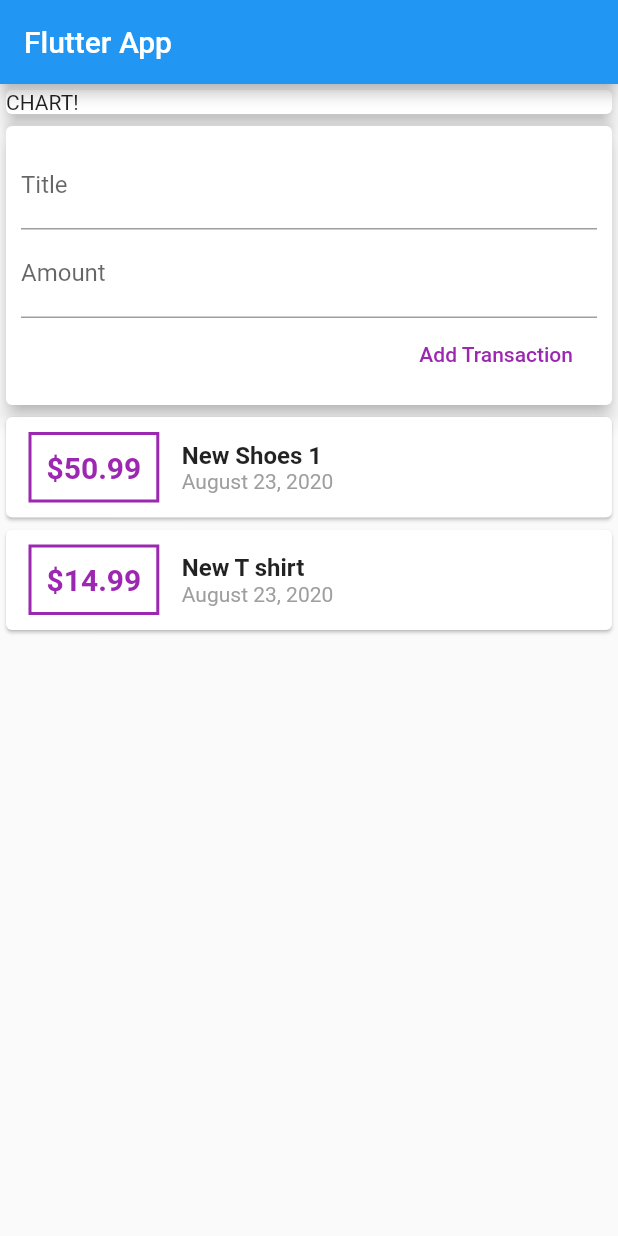
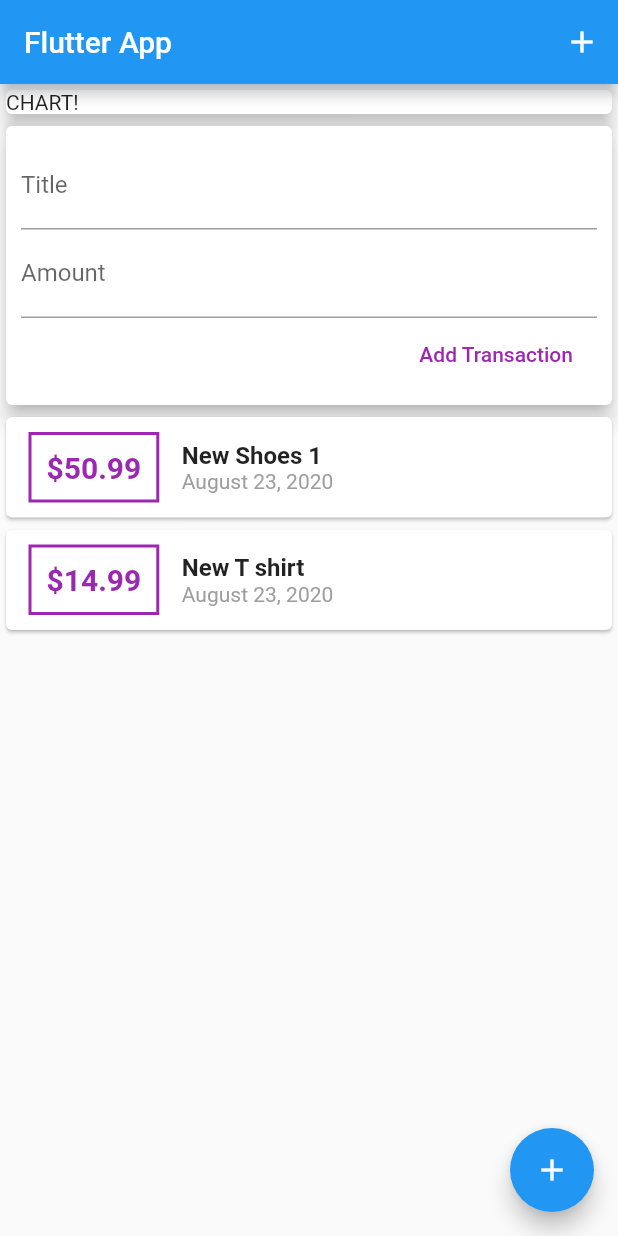
Before and after one commit to mt26691/learning-flutter, a Flutter app: the screen it shows after launch, on a phone screen of 412 x 824 dp. Run offline on Flutter 3.47's test engine with Material 2 defaults, Android fonts, the phone set to English and light mode, and no system bars.

Commit message:
add button

```diff
--- a/lib/main.dart
+++ b/lib/main.dart
@@ -52,7 +52,12 @@ class MyHomePage extends StatelessWidget {
   @override
   Widget build(BuildContext context) {
     return Scaffold(
-      appBar: AppBar(title: Text('Flutter App')),
+      appBar: AppBar(
+        title: Text('Flutter App'),
+        actions: [
+          IconButton(icon: Icon(Icons.add), onPressed: () {}),
+        ],
+      ),
       body: Column(
         mainAxisAlignment: MainAxisAlignment.start,
         children: <Widget>[
@@ -66,6 +71,10 @@ class MyHomePage extends StatelessWidget {
           UserTransaction()
         ],
       ),
+      floatingActionButton: FloatingActionButton(
+        child: Icon(Icons.add),
+        onPressed: () {},
+      ),
     );
   }
 }
```
